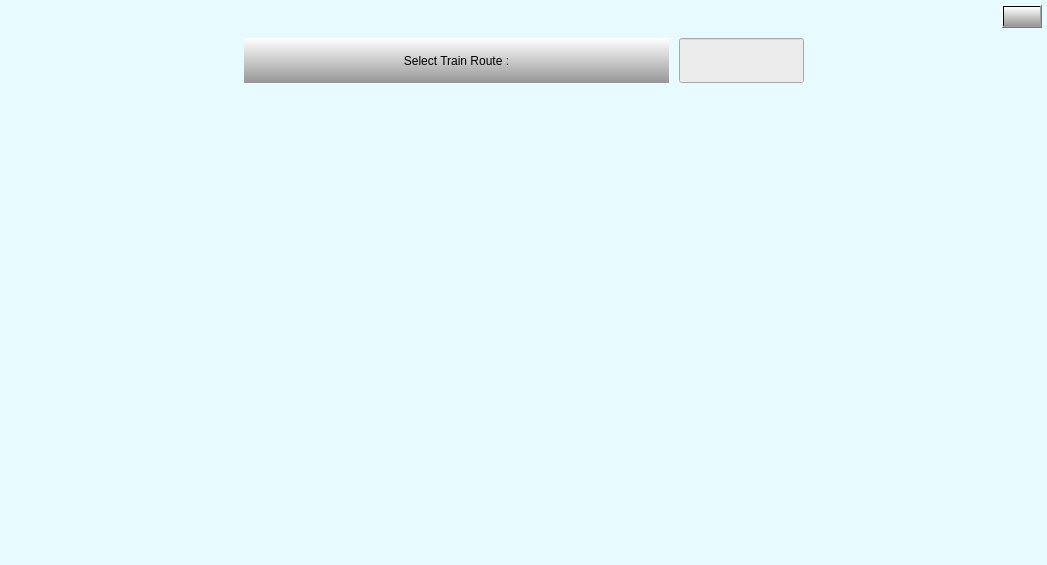
Above: route_selection.ui from gurpartap007/qtmop before the change. Below: the same form after it.
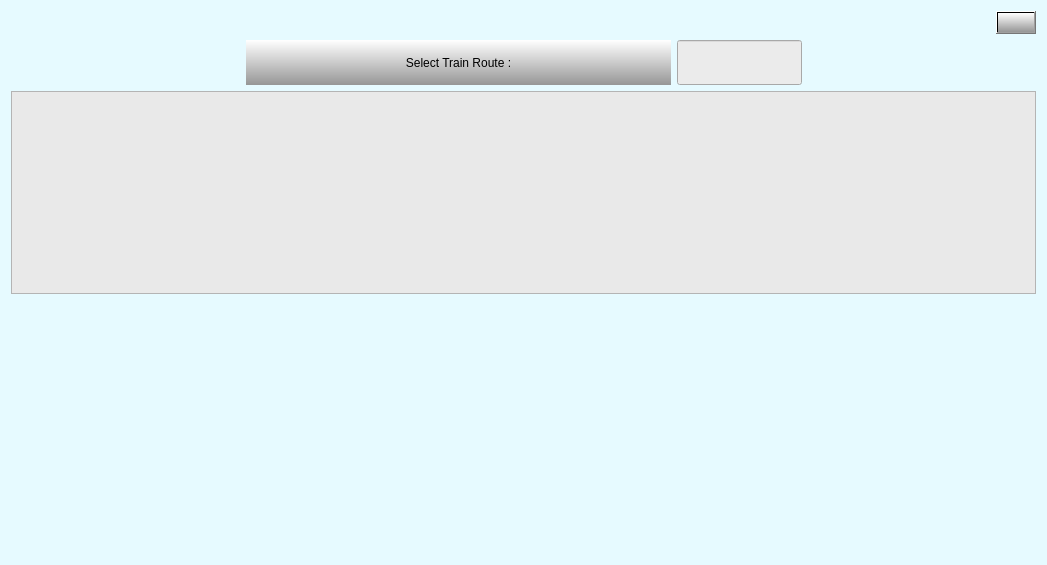
That is the form after the change. Icons and pictures are not drawn.

Commit message: added proxy sort model on selection of train numbers.got instructions from richa mam regarding master and slave trains

What changed in the file:
```diff
--- a/route_selection.ui
+++ b/route_selection.ui
@@ -16,22 +16,7 @@
   <property name="styleSheet">
    <string notr="true">background-color: rgb(230, 250, 255);</string>
   </property>
-  <layout class="QVBoxLayout" name="verticalLayout">
-   <property name="spacing">
-    <number>10</number>
-   </property>
-   <property name="leftMargin">
-    <number>5</number>
-   </property>
-   <property name="topMargin">
-    <number>5</number>
-   </property>
-   <property name="rightMargin">
-    <number>5</number>
-   </property>
-   <property name="bottomMargin">
-    <number>5</number>
-   </property>
+  <layout class="QVBoxLayout" name="verticalLayout_2">
    <item>
     <layout class="QHBoxLayout" name="horizontalLayout">
      <property name="spacing">
@@ -88,13 +73,9 @@
     </layout>
    </item>
    <item>
-    <layout class="QHBoxLayout" name="route_selection_layout">
-     <property name="spacing">
-      <number>10</number>
-     </property>
-     <property name="sizeConstraint">
-      <enum>QLayout::SetDefaultConstraint</enum>
-     </property>
+    <layout class="QVBoxLayout" name="verticalLayout">
+     <item>
+      <layout class="QHBoxLayout" name="horizontalLayout_3">
      <item>
       <spacer name="horizontalSpacer_2">
        <property name="orientation">
@@ -106,7 +87,7 @@
        <property name="sizeHint" stdset="0">
         <size>
          <width>40</width>
-         <height>0</height>
+           <height>13</height>
         </size>
        </property>
       </spacer>
@@ -181,10 +162,19 @@
        <property name="sizeHint" stdset="0">
         <size>
          <width>40</width>
-         <height>0</height>
+           <height>13</height>
         </size>
        </property>
       </spacer>
+       </item>
+      </layout>
+     </item>
+     <item>
+      <widget class="QTableView" name="tableView">
+       <property name="styleSheet">
+        <string notr="true">background-color: rgb(233, 233, 233);</string>
+       </property>
+      </widget>
      </item>
     </layout>
    </item>
```
Lines whose indentation alone changed are shown as unchanged. The commit also changes 15 other files.
